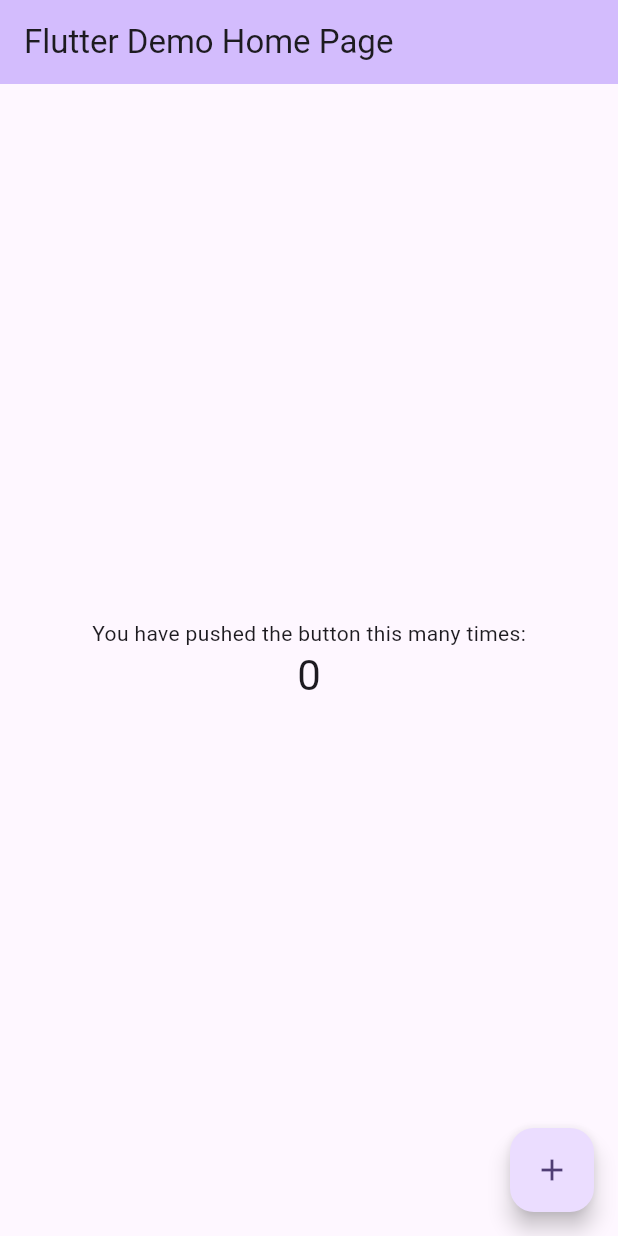
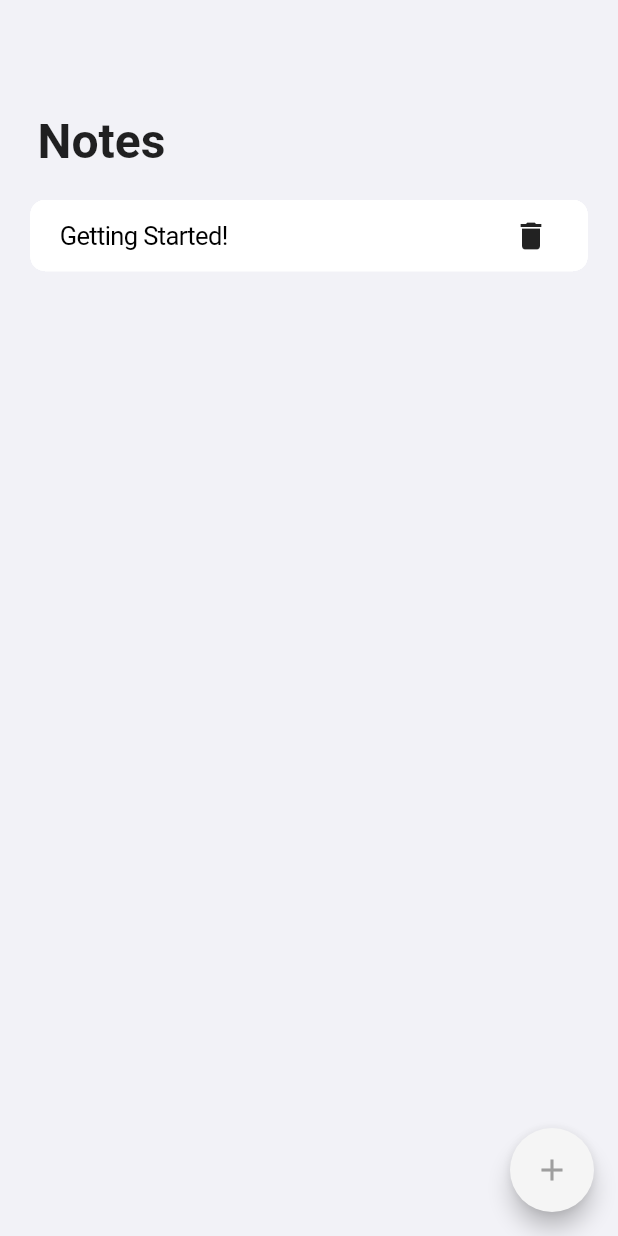
Before and after one commit to nopnapatn/flutter-note, a Flutter app: the screen it shows after launch, on a phone screen of 412 x 824 dp. Run offline on Flutter 3.47's test engine with Material 2 defaults, Android fonts, the phone set to English and light mode, and no system bars; our stand-ins replace hive, hive_flutter; missing offline and left inert: flutter_quill; accounts and stored records are empty.

Commit message:
feat(*): note

```diff
--- /dev/null
+++ b/lib/data/hive_database.dart
@@ -0,0 +1,30 @@
+import 'package:hive/hive.dart';
+import 'package:note/models/note.dart';
+
+class HiveDatabase {
+  final _myBox = Hive.box('note_database');
+  List<Note> loadNotes() {
+    List<Note> saveNotesFormatted = [];
+    if (_myBox.get('ALL_NOTES') != null) {
+      List<dynamic> saveNotes = _myBox.get('ALL_NOTES');
+      for (int i = 0; i < saveNotes.length; i++) {
+        Note individualNote = Note(id: saveNotes[i][0], text: saveNotes[i][1]);
+        saveNotesFormatted.add(individualNote);
+      }
+    } else {
+      saveNotesFormatted.add(Note(id: 0, text: 'Getting Started!'));
+    }
+    return saveNotesFormatted;
+  }
+
+  void saveNotes(List<Note> allNotes) {
+    List<List<dynamic>> allNotesFormatted = [];
+    for (var note in allNotes) {
+      int id = note.id;
+      String text = note.text;
+      allNotesFormatted.add([id, text]);
+    }
+
+    _myBox.put("ALL_NOTES", allNotesFormatted);
+  }
+}
--- a/lib/main.dart
+++ b/lib/main.dart
@@ -1,6 +1,12 @@
 import 'package:flutter/material.dart';
+import 'package:hive_flutter/hive_flutter.dart';
+import 'package:note/models/note_data.dart';
+import 'package:note/screens/home_screen.dart';
+import 'package:provider/provider.dart';
 
-void main() {
+void main() async {
+  await Hive.initFlutter();
+  await Hive.openBox('note_database');
   runApp(const MyApp());
 }
 
@@ -10,116 +16,12 @@ class MyApp extends StatelessWidget {
   // This widget is the root of your application.
   @override
   Widget build(BuildContext context) {
-    return MaterialApp(
-      title: 'Flutter Demo',
-      theme: ThemeData(
-        // This is the theme of your application.
-        //
-        // TRY THIS: Try running your application with "flutter run". You'll see
-        // the application has a blue toolbar. Then, without quitting the app,
-        // try changing the seedColor in the colorScheme below to Colors.green
-        // and then invoke "hot reload" (save your changes or press the "hot
-        // reload" button in a Flutter-supported IDE, or press "r" if you used
-        // the command line to start the app).
-        //
-        // Notice that the counter didn't reset back to zero; the application
-        // state is not lost during the reload. To reset the state, use hot
-        // restart instead.
-        //
-        // This works for code too, not just values: Most code changes can be
-        // tested with just a hot reload.
-        colorScheme: ColorScheme.fromSeed(seedColor: Colors.deepPurple),
-        useMaterial3: true,
+    return ChangeNotifierProvider(
+      create: (context) => NoteData(),
+      builder: (context, child) => const MaterialApp(
+        debugShowCheckedModeBanner: true,
+        home: HomeScreen(),
       ),
-      home: const MyHomePage(title: 'Flutter Demo Home Page'),
     );
   }
 }
-
-class MyHomePage extends StatefulWidget {
-  const MyHomePage({super.key, required this.title});
-
-  // This widget is the home page of your application. It is stateful, meaning
-  // that it has a State object (defined below) that contains fields that affect
-  // how it looks.
-
-  // This class is the configuration for the state. It holds the values (in this
-  // case the title) provided by the parent (in this case the App widget) and
-  // used by the build method of the State. Fields in a Widget subclass are
-  // always marked "final".
-
-  final String title;
-
-  @override
-  State<MyHomePage> createState() => _MyHomePageState();
-}
-
-class _MyHomePageState extends State<MyHomePage> {
-  int _counter = 0;
-
-  void _incrementCounter() {
-    setState(() {
-      // This call to setState tells the Flutter framework that something has
-      // changed in this State, which causes it to rerun the build method below
-      // so that the display can reflect the updated values. If we changed
-      // _counter without calling setState(), then the build method would not be
-      // called again, and so nothing would appear to happen.
-      _counter++;
-    });
-  }
-
-  @override
-  Widget build(BuildContext context) {
-    // This method is rerun every time setState is called, for instance as done
-    // by the _incrementCounter method above.
-    //
-    // The Flutter framework has been optimized to make rerunning build methods
-    // fast, so that you can just rebuild anything that needs updating rather
-    // than having to individually change instances of widgets.
-    return Scaffold(
-      appBar: AppBar(
-        // TRY THIS: Try changing the color here to a specific color (to
-        // Colors.amber, perhaps?) and trigger a hot reload to see the AppBar
-        // change color while the other colors stay the same.
-        backgroundColor: Theme.of(context).colorScheme.inversePrimary,
-        // Here we take the value from the MyHomePage object that was created by
-        // the App.build method, and use it to set our appbar title.
-        title: Text(widget.title),
-      ),
-      body: Center(
-        // Center is a layout widget. It takes a single child and positions it
-        // in the middle of the parent.
-        child: Column(
-          // Column is also a layout widget. It takes a list of children and
-          // arranges them vertically. By default, it sizes itself to fit its
-          // children horizontally, and tries to be as tall as its parent.
-          //
-          // Column has various properties to control how it sizes itself and
-          // how it positions its children. Here we use mainAxisAlignment to
-          // center the children vertically; the main axis here is the vertical
-          // axis because Columns are vertical (the cross axis would be
-          // horizontal).
-          //
-          // TRY THIS: Invoke "debug painting" (choose the "Toggle Debug Paint"
-          // action in the IDE, or press "p" in the console), to see the
-          // wireframe for each widget.
-          mainAxisAlignment: MainAxisAlignment.center,
-          children: <Widget>[
-            const Text(
-              'You have pushed the button this many times:',
-            ),
-            Text(
-              '$_counter',
-              style: Theme.of(context).textTheme.headlineMedium,
-            ),
-          ],
-        ),
-      ),
-      floatingActionButton: FloatingActionButton(
-        onPressed: _incrementCounter,
-        tooltip: 'Increment',
-        child: const Icon(Icons.add),
-      ), // This trailing comma makes auto-formatting nicer for build methods.
-    );
-  }
-}
--- /dev/null
+++ b/lib/models/note.dart
@@ -0,0 +1,9 @@
+class Note {
+  Note({
+    required this.id,
+    required this.text,
+  });
+
+  final int id;
+  late String text;
+}
--- /dev/null
+++ b/lib/models/note_data.dart
@@ -0,0 +1,36 @@
+import 'package:flutter/material.dart';
+import 'package:note/data/hive_database.dart';
+import 'package:note/models/note.dart';
+
+class NoteData extends ChangeNotifier {
+  final db = HiveDatabase();
+
+  List<Note> allNote = [];
+
+  void initializeNotes() {
+    allNote = db.loadNotes();
+  }
+
+  List<Note> getAllNotes() {
+    return allNote;
+  }
+
+  void addNewNote(Note note) {
+    allNote.add(note);
+    notifyListeners();
+  }
+
+  void updateNote(Note note, String text) {
+    for (int i = 0; i < allNote.length; i++) {
+      if (allNote[i].id == note.id) {
+        allNote[i].text = text;
+      }
+    }
+    notifyListeners();
+  }
+
+  void deleteNote(Note note) {
+    allNote.remove(note);
+    notifyListeners();
+  }
+}
--- /dev/null
+++ b/lib/screens/home_screen.dart
@@ -0,0 +1,103 @@
+import 'package:flutter/cupertino.dart';
+import 'package:flutter/material.dart';
+import 'package:note/models/note.dart';
+import 'package:note/models/note_data.dart';
+import 'package:note/screens/editing_note.dart';
+import 'package:provider/provider.dart';
+
+class HomeScreen extends StatefulWidget {
+  const HomeScreen({super.key});
+
+  @override
+  State<HomeScreen> createState() => _HomeScreenState();
+}
+
+class _HomeScreenState extends State<HomeScreen> {
+  @override
+  void initState() {
+    super.initState();
+    Provider.of<NoteData>(context, listen: false).initializeNotes();
+  }
+
+  void createNewNote() {
+    int id = Provider.of<NoteData>(context, listen: false).getAllNotes().length;
+    Note newNote = Note(
+      id: id,
+      text: '',
+    );
+    goToNotePage(newNote, true);
+  }
+
+  void goToNotePage(Note note, bool isNewNote) {
+    Navigator.push(
+      context,
+      MaterialPageRoute(
+        builder: (context) => EditingNoteScreen(
+          note: note,
+          isNewNote: isNewNote,
+        ),
+      ),
+    );
+  }
+
+  void deleteNote(Note note) {
+    Provider.of<NoteData>(context, listen: false).deleteNote(note);
+  }
+
+  @override
+  Widget build(BuildContext context) {
+    return Consumer<NoteData>(
+      builder: (context, value, child) => Scaffold(
+        backgroundColor: CupertinoColors.systemGroupedBackground,
+        floatingActionButton: FloatingActionButton(
+          onPressed: createNewNote,
+          backgroundColor: Colors.grey[100],
+          child: const Icon(
+            Icons.add,
+            color: Colors.grey,
+          ),
+        ),
+        body: Column(
+          crossAxisAlignment: CrossAxisAlignment.start,
+          children: [
+            const Padding(
+              padding: EdgeInsets.only(left: 25.0, top: 75.0),
+              child: Text(
+                'Notes',
+                style: TextStyle(
+                  fontSize: 32,
+                  fontWeight: FontWeight.bold,
+                ),
+              ),
+            ),
+            value.getAllNotes().isEmpty
+                ? const Padding(
+                    padding: EdgeInsets.only(top: 50.0),
+                    child: Center(
+                      child: Text(
+                        'Nothing here..',
+                        style: TextStyle(color: Colors.grey),
+                      ),
+                    ),
+                  )
+                : CupertinoListSection.insetGrouped(
+                    children: List.generate(
+                      value.getAllNotes().length,
+                      (index) => CupertinoListTile(
+                        title: Text(value.getAllNotes()[index].text),
+                        onTap: () =>
+                            goToNotePage(value.getAllNotes()[index], false),
+                        trailing: IconButton(
+                          icon: const Icon(Icons.delete),
+                          onPressed: () =>
+                              deleteNote(value.getAllNotes()[index]),
+                        ),
+                      ),
+                    ),
+                  ),
+          ],
+        ),
+      ),
+    );
+  }
+}
--- a/pubspec.yaml
+++ b/pubspec.yaml
@@ -35,6 +35,10 @@ dependencies:
   # The following adds the Cupertino Icons font to your application.
   # Use with the CupertinoIcons class for iOS style icons.
   cupertino_icons: ^1.0.2
+  provider: ^6.0.5
+  flutter_quill: ^7.4.9
+  hive: ^2.2.3
+  hive_flutter: ^1.1.0
 
 dev_dependencies:
   flutter_test:
```
Also changed, not shown: lib/screens/editing_note.dart (added, +120 -0 lines), pubspec.lock, 11 other files.
